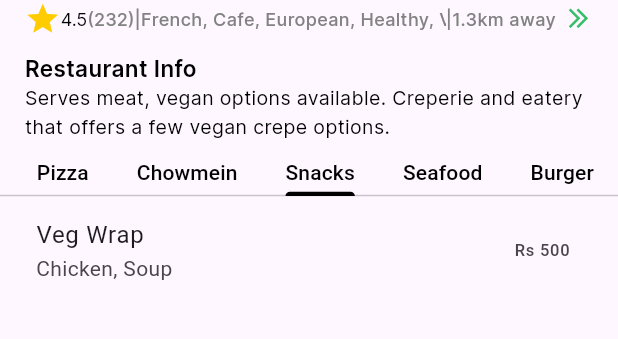
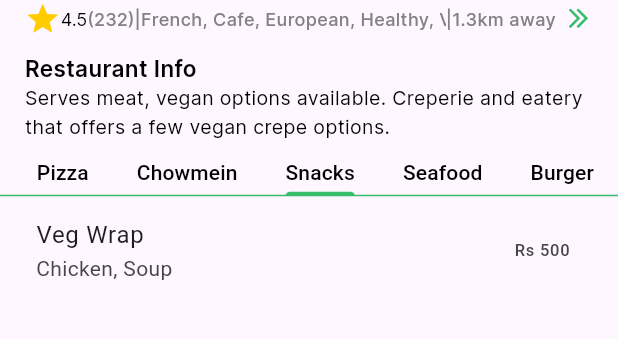
Before and after one commit to sssh199x/Brand-Builders, a Flutter app: the AboutRestaurant screen opened directly with sample values from the repository, tab 4 chosen, on a phone screen of 412 x 824 dp, the part 444-783 px from its top. Run offline on Flutter 3.47's test engine with Material 3 defaults, Android fonts, the phone set to English and light mode, and no system bars; drawn by our look-alikes of marquee; our stand-ins replace carousel_slider, dropdown_button2, geolocator; missing offline and left inert: counter_button, open_street_map_search_and_pick.

Commit message:
fix: fixed a bug in the landscape mode regarding single child scroll view and tabbar view in about_restaurant.

```diff
--- a/lib/screens/about_restaurant.dart
+++ b/lib/screens/about_restaurant.dart
@@ -18,20 +18,67 @@ class AboutRestaurant extends StatefulWidget {
 
 class _AboutRestaurantState extends State<AboutRestaurant>
     with TickerProviderStateMixin {
+  final bodyGlobalKey = GlobalKey();
+  final List<Widget> myTabs = [
+    const Tab(text: 'Momo'),
+    const Tab(text: 'Pizza'),
+    const Tab(text: 'Chowmein'),
+    const Tab(text: 'Snacks'),
+    const Tab(text: 'Seafood'),
+    const Tab(text: 'Burger'),
+  ];
   late final TabController _tabController;
+  late final ScrollController _scrollController;
+  bool fixedScroll = false;
 
   @override
   void initState() {
+    _scrollController = ScrollController();
+    _scrollController.addListener(_scrollListener);
+    _tabController = TabController(length: myTabs.length, vsync: this);
+    _tabController.addListener(_smoothScrollToTop);
     super.initState();
-    _tabController = TabController(length: 6, vsync: this);
   }
 
   @override
   void dispose() {
     _tabController.dispose();
+    _scrollController.dispose();
     super.dispose();
   }
 
+  _scrollListener() {
+    if (fixedScroll) {
+      _scrollController.jumpTo(0);
+    }
+  }
+
+  _smoothScrollToTop() {
+    _scrollController.animateTo(
+      0,
+      duration: const Duration(microseconds: 300),
+      curve: Curves.ease,
+    );
+
+    setState(() {
+      fixedScroll = _tabController.index == 5;
+    });
+  }
+
+  Widget _buildCarousel(Orientation orientation, double screenWidth) {
+    return Container(
+      margin: EdgeInsets.only(top: MediaQuery.of(context).padding.top),
+      width: double.infinity,
+      height: screenWidth - 700,
+      child: PortraitLandscapeStack(
+          widget: widget,
+          screenWidth: screenWidth,
+          context: context,
+          orientation: orientation),
+    );
+  }
+
+//
   Widget _buildRestaurantName(double paddingSize) {
     return Container(
       alignment: Alignment.centerLeft,
@@ -189,7 +236,8 @@ class _AboutRestaurantState extends State<AboutRestaurant>
         ],
         isScrollable: true,
         controller: _tabController,
-        indicatorColor: txtColor,
+        indicatorColor: prmColor,
+        dividerColor: prmColor,
         tabAlignment: TabAlignment.center,
       ),
     );
@@ -428,12 +476,8 @@ class _AboutRestaurantState extends State<AboutRestaurant>
   //   );
   // }
 
-  Widget _buildLandscapeTabBarView(double screenWidth, double paddingSize) {
-    return SizedBox(
-      height: screenWidth + screenWidth / 2,
-      width: double.infinity,
-      //color: Colors.black12,
-      child: TabBarView(
+  Widget _buildLandscapeTabBarView(double paddingSize) {
+    return TabBarView(
       controller: _tabController,
       children: List.generate(_tabController.length, (tabIndex) {
         final selectedRestaurantName = widget.restaurant.name;
@@ -449,7 +493,7 @@ class _AboutRestaurantState extends State<AboutRestaurant>
             child: Padding(
               padding: EdgeInsets.all(paddingSize),
               child: const Align(
-                  alignment: Alignment.topCenter,
+                alignment: Alignment.center,
                 child: Text(
                     "Category of this food isn't available in our restaurant. Please have a look at our other options 😊.",
                     style: infoStyle),
@@ -501,183 +545,6 @@ class _AboutRestaurantState extends State<AboutRestaurant>
               .length,
         );
       }),
-        // [
-        //   ListView.separated(
-        //     physics: const NeverScrollableScrollPhysics(),
-        //     shrinkWrap: true,
-        //     separatorBuilder: (context, index) => const Divider(
-        //       height: 1,
-        //     ),
-        //     itemBuilder: (context, index) {
-        //       final food = FoodModel().foodItems[index];
-        //       return GestureDetector(
-        //         onTap: () {
-        //           Navigator.push(
-        //               context,
-        //               MaterialPageRoute(
-        //                 builder: (context) => FoodInfo(foods: food),
-        //               ));
-        //         },
-        //         child: const Padding(
-        //           padding: EdgeInsets.only(left: 8.0, right: 8.0, bottom: 8.0),
-        //           child: ListTile(
-        //             title: Text('Chicken Momo'),
-        //             subtitle: Text('Chicken,Soup'),
-        //             trailing: Text('Rs 500'),
-        //           ),
-        //         ),
-        //       );
-        //     },
-        //     itemCount: 5,
-        //   ),
-        //   ListView.separated(
-        //     physics: const NeverScrollableScrollPhysics(),
-        //     shrinkWrap: true,
-        //     separatorBuilder: (context, index) => const Divider(
-        //       height: 1,
-        //     ),
-        //     itemBuilder: (context, index) {
-        //       final food = FoodModel().foodItems[index];
-        //       return GestureDetector(
-        //         onTap: () {
-        //           Navigator.push(
-        //               context,
-        //               MaterialPageRoute(
-        //                 builder: (context) => FoodInfo(foods: food),
-        //               ));
-        //         },
-        //         child: const Padding(
-        //           padding: EdgeInsets.only(left: 8.0, right: 8.0, bottom: 8.0),
-        //           child: ListTile(
-        //             title: Text('Chicken Momo'),
-        //             subtitle: Text('Chicken,Soup'),
-        //             trailing: Text('Rs 500'),
-        //           ),
-        //         ),
-        //       );
-        //     },
-        //     itemCount: 5,
-        //   ),
-        //   ListView.separated(
-        //     physics: const NeverScrollableScrollPhysics(),
-        //     shrinkWrap: true,
-        //     separatorBuilder: (context, index) => const Divider(
-        //       height: 1,
-        //     ),
-        //     itemBuilder: (context, index) {
-        //       final food = FoodModel().foodItems[index];
-        //       return GestureDetector(
-        //         onTap: () {
-        //           Navigator.push(
-        //               context,
-        //               MaterialPageRoute(
-        //                 builder: (context) => FoodInfo(
-        //                   foods: food,
-        //                 ),
-        //               ));
-        //         },
-        //         child: const Padding(
-        //           padding: EdgeInsets.only(left: 8.0, right: 8.0, bottom: 8.0),
-        //           child: ListTile(
-        //             title: Text('Chicken Momo'),
-        //             subtitle: Text('Chicken,Soup'),
-        //             trailing: Text('Rs 500'),
-        //           ),
-        //         ),
-        //       );
-        //     },
-        //     itemCount: 5,
-        //   ),
-        //   ListView.separated(
-        //     physics: const NeverScrollableScrollPhysics(),
-        //     shrinkWrap: true,
-        //     separatorBuilder: (context, index) => const Divider(
-        //       height: 1,
-        //     ),
-        //     itemBuilder: (context, index) {
-        //       final food = FoodModel().foodItems[index];
-        //       return GestureDetector(
-        //         onTap: () {
-        //           Navigator.push(
-        //               context,
-        //               MaterialPageRoute(
-        //                 builder: (context) => FoodInfo(
-        //                   foods: food,
-        //                 ),
-        //               ));
-        //         },
-        //         child: const Padding(
-        //           padding: EdgeInsets.only(left: 8.0, right: 8.0, bottom: 8.0),
-        //           child: ListTile(
-        //             title: Text('Chicken Momo'),
-        //             subtitle: Text('Chicken,Soup'),
-        //             trailing: Text('Rs 500'),
-        //           ),
-        //         ),
-        //       );
-        //     },
-        //     itemCount: 5,
-        //   ),
-        //   ListView.separated(
-        //     physics: const NeverScrollableScrollPhysics(),
-        //     shrinkWrap: true,
-        //     separatorBuilder: (context, index) => const Divider(
-        //       height: 1,
-        //     ),
-        //     itemBuilder: (context, index) {
-        //       final food = FoodModel().foodItems[index];
-        //       return GestureDetector(
-        //         onTap: () {
-        //           Navigator.push(
-        //               context,
-        //               MaterialPageRoute(
-        //                 builder: (context) => FoodInfo(
-        //                   foods: food,
-        //                 ),
-        //               ));
-        //         },
-        //         child: const Padding(
-        //           padding: EdgeInsets.only(left: 8.0, right: 8.0, bottom: 8.0),
-        //           child: ListTile(
-        //             title: Text('Chicken Momo'),
-        //             subtitle: Text('Chicken,Soup'),
-        //             trailing: Text('Rs 500'),
-        //           ),
-        //         ),
-        //       );
-        //     },
-        //     itemCount: 5,
-        //   ),
-        //   ListView.separated(
-        //     physics: const NeverScrollableScrollPhysics(),
-        //     shrinkWrap: true,
-        //     separatorBuilder: (context, index) => const Divider(
-        //       height: 1,
-        //     ),
-        //     itemBuilder: (context, index) {
-        //       final food = FoodModel().foodItems[index];
-        //       return GestureDetector(
-        //         onTap: () {
-        //           Navigator.push(
-        //               context,
-        //               MaterialPageRoute(
-        //                 builder: (context) => FoodInfo(foods: food),
-        //               ));
-        //         },
-        //         child: const Padding(
-        //           padding: EdgeInsets.only(left: 8.0, right: 8.0, bottom: 8.0),
-        //           child: ListTile(
-        //             title: Text('Chicken Momo'),
-        //             subtitle: Text('Chicken,Soup'),
-        //             trailing: Text('Rs 500'),
-        //           ),
-        //         ),
-        //       );
-        //     },
-        //     itemCount: 5,
-        //   ),
-        // ],
-      ),
     );
   }
 
@@ -714,26 +581,29 @@ class _AboutRestaurantState extends State<AboutRestaurant>
                 ),
               ],
             )
-          : SingleChildScrollView(
-              child: Column(
-                children: [
-                  Container(
-                    margin: EdgeInsets.only(
-                        top: MediaQuery.of(context).padding.top),
-                    width: double.infinity,
-                    height: screenWidth - 700,
-                    child: PortraitLandscapeStack(
-                        widget: widget,
-                        screenWidth: screenWidth,
-                        context: context,
-                        orientation: orientation),
+          : NestedScrollView(
+              controller: _scrollController,
+              headerSliverBuilder: (context, value) {
+                return [
+                  SliverToBoxAdapter(
+                      child: _buildCarousel(orientation, screenWidth)),
+                  SliverToBoxAdapter(
+                    child: _buildsWholeRestaurantDescription(
+                        paddingSize, screenWidth, orientation),
                   ),
-                  _buildsWholeRestaurantDescription(
-                      paddingSize, screenWidth, orientation),
-                  _buildTabBar(),
-                  _buildLandscapeTabBarView(screenWidth, paddingSize),
-                ],
+                  SliverToBoxAdapter(
+                    child: TabBar(
+                      indicatorColor: prmColor,
+                      controller: _tabController,
+                      labelColor: Colors.black,
+                      isScrollable: true,
+                      tabs: myTabs,
+                      dividerColor: prmColor,
                     ),
+                  ),
+                ];
+              },
+              body: _buildLandscapeTabBarView(paddingSize),
             ),
     );
   }
```
Lines whose indentation alone changed are shown as unchanged.
